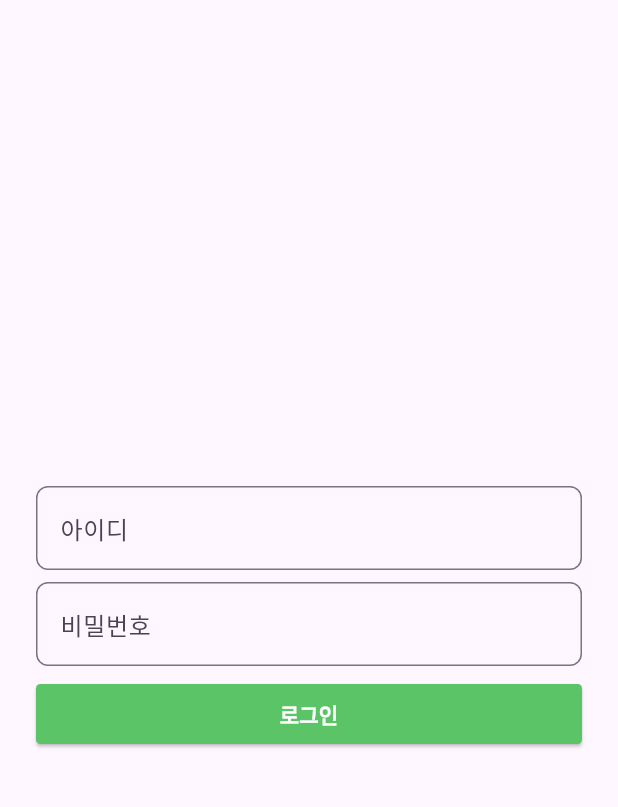
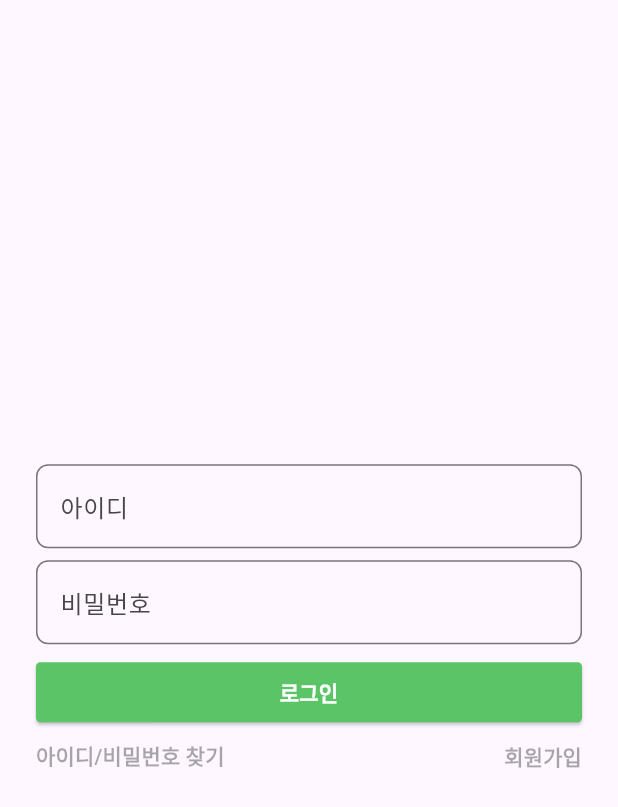
Before and after one commit to JorimJoram/TnA_app, a Flutter app: the screen it shows after launch, on a phone screen of 412 x 824 dp. Shown: the top 807 px of the screen. Run offline on Flutter 3.47's test engine with Material 3 defaults, Android fonts, the phone set to English and light mode, and no system bars; our stand-ins replace freezed_annotation; generated files the repository leaves out were written again.

Commit message:
add: textButton

```diff
--- a/lib/features/authentication/signin/presentation/widgets/components/signin_text_button.dart
+++ b/lib/features/authentication/signin/presentation/widgets/components/signin_text_button.dart
@@ -0,0 +1,25 @@
+import 'package:flutter/material.dart';
+
+class SigninTextButton extends StatelessWidget {
+  final String buttonTitle;
+  final VoidCallback? onPressed;
+
+  const SigninTextButton({
+    super.key,
+    required this.buttonTitle,
+    this.onPressed,
+  });
+
+  @override
+  Widget build(BuildContext context) {
+    return TextButton(
+      onPressed: onPressed,
+      style: TextButton.styleFrom(
+        padding: EdgeInsets.zero,
+        minimumSize: Size(0, 0),
+        tapTargetSize: MaterialTapTargetSize.shrinkWrap,
+      ),
+      child: Text(buttonTitle, style: TextStyle(fontWeight: FontWeight.bold)),
+    );
+  }
+}
--- a/lib/features/authentication/signin/presentation/widgets/composite/signin_form/signin_form.dart
+++ b/lib/features/authentication/signin/presentation/widgets/composite/signin_form/signin_form.dart
@@ -1,6 +1,7 @@
 import 'package:flutter/material.dart';
 import 'package:tna_app/common/theme/main_theme.dart';
 import 'package:tna_app/features/authentication/signin/presentation/widgets/components/signin_auth_button.dart';
+import 'package:tna_app/features/authentication/signin/presentation/widgets/components/signin_text_button.dart';
 import 'package:tna_app/features/authentication/signin/presentation/widgets/components/signin_text_field.dart';
 
 class SigninForm extends StatelessWidget {
@@ -39,6 +40,14 @@ class SigninForm extends StatelessWidget {
           buttonTitle: "로그인",
           buttonColor: jorimGreen,
         ),
+        const SizedBox(height: 8),
+        Row(
+          mainAxisAlignment: MainAxisAlignment.spaceBetween,
+          children: [
+            SigninTextButton(buttonTitle: "아이디/비밀번호 찾기"),
+            SigninTextButton(buttonTitle: "회원가입"),
+          ],
+        ),
       ],
     );
   }
```
Also changed, not shown: pubspec.lock, 2 other files.
